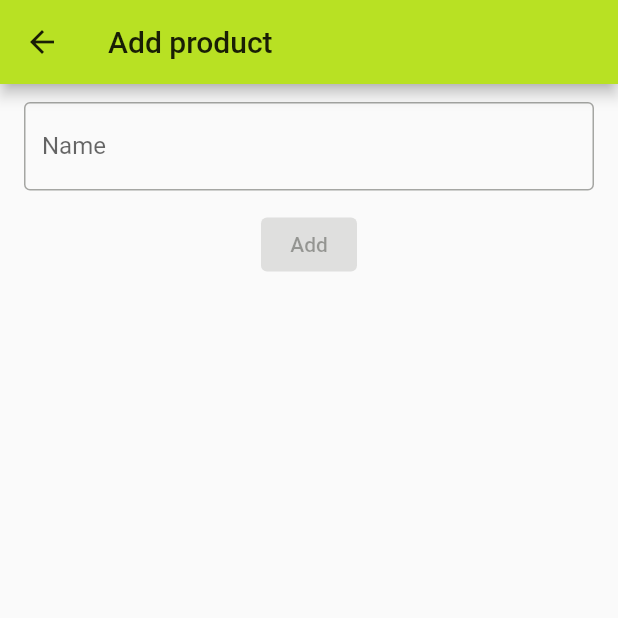
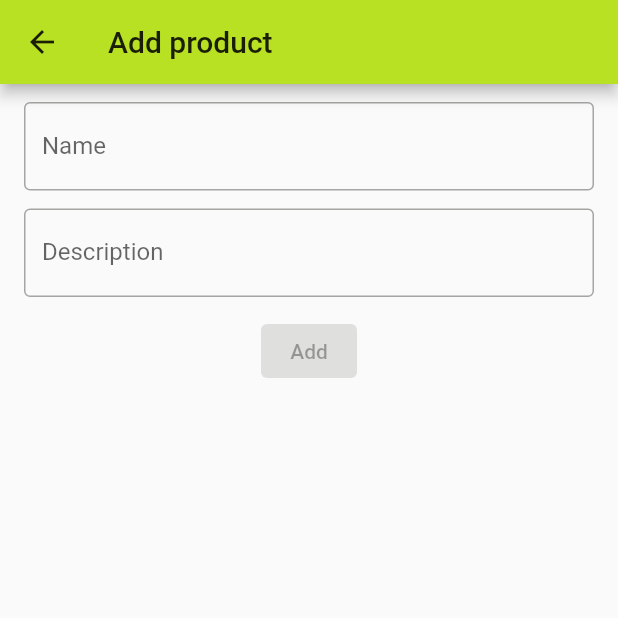
Before and after one commit to dbenitez-bcn/famlist, a Flutter app: the NewProductPage screen opened by its route, on a phone screen of 412 x 824 dp, the top half of it. Run offline on Flutter 3.47's test engine with Material 2 defaults, Android fonts, the phone set to English and light mode, and no system bars; our stand-ins replace cloud_firestore, firebase_analytics, firebase_auth, firebase_core, firebase_dynamic_links, google_mobile_ads and 4 more; accounts and stored records are empty; network calls fail; statements that could not run were skipped.

Commit message:
Add product description

```diff
--- a/lib/domain/product.dart
+++ b/lib/domain/product.dart
@@ -2,8 +2,10 @@ class Product {
   final String id;
   String title;
   int quantity;
+  String? description;
 
   Product.fromMap(this.id, Map<String, dynamic> data)
       : title = data["title"],
-        quantity = data["quantity"];
+        quantity = data["quantity"],
+        description  = data["description"];
 }
--- a/lib/i18n/ca.json
+++ b/lib/i18n/ca.json
@@ -17,5 +17,7 @@
   "product_label": "Producte",
   "update_label": "Editar",
   "app_share_deep_link_description": "Famlist! La manera mas fàcil de fer la compra.",
-  "share_list_link_description": "Uneix-te a la meva llista de la compra!"
+  "share_list_link_description": "Uneix-te a la meva llista de la compra!",
+  "product_description_hint_text": "(Opcional) Descripció del producte",
+  "product_description_label": "Descripció"
 }
--- a/lib/i18n/en.json
+++ b/lib/i18n/en.json
@@ -17,5 +17,7 @@
   "product_label": "Product",
   "update_label": "Edit",
   "app_share_deep_link_description": "Famlist! The easiest way to go shopping.",
-  "share_list_link_description": "Join my shopping list!"
+  "share_list_link_description": "Join my shopping list!",
+  "product_description_hint_text": "(Optional) Product description",
+  "product_description_label": "Description"
 }
--- a/lib/i18n/es.json
+++ b/lib/i18n/es.json
@@ -17,5 +17,7 @@
   "product_label": "Producto",
   "update_label": "Editar",
   "app_share_deep_link_description": "Famlist! La manera mas fácil de hacer la compra.",
-  "share_list_link_description": "Únete a mi lista de la compra!"
+  "share_list_link_description": "Únete a mi lista de la compra!",
+  "product_description_hint_text": "(Opcional) Descripción del producto",
+  "product_description_label": "Descripción"
 }
--- a/lib/i18n/fr.json
+++ b/lib/i18n/fr.json
@@ -17,5 +17,7 @@
   "product_label": "Producte",
   "update_label": "Éditer",
   "app_share_deep_link_description": "Famlist! La façon la plus simple de faire du shopping.",
-  "share_list_link_description": "Rejoignez ma liste des achats!"
+  "share_list_link_description": "Rejoignez ma liste des achats!",
+  "product_description_hint_text": "(Facultatif) Description du produit",
+  "product_description_label": "Description"
 }
--- a/lib/i18n/it.json
+++ b/lib/i18n/it.json
@@ -17,5 +17,7 @@
   "product_label": "Prodotto",
   "update_label": "Modifica",
   "app_share_deep_link_description": "Famlist! Il modo più semplice per fare acquisti",
-  "share_list_link_description": "Unisciti alla mia lista della spesa!"
+  "share_list_link_description": "Unisciti alla mia lista della spesa!",
+  "product_description_hint_text": "(Facoltativo) Descrizione del prodotto",
+  "product_description_label": "Descrizione"
 }
--- a/lib/i18n/pt.json
+++ b/lib/i18n/pt.json
@@ -17,5 +17,7 @@
   "product_label": "Producto",
   "update_label": "Editar",
   "app_share_deep_link_description": "Famlist! A maneira mais fácil de ir às compras.",
-  "share_list_link_description": "Junte-se à minha lista de compras!"
+  "share_list_link_description": "Junte-se à minha lista de compras!",
+  "product_description_hint_text": "(Opcional) Descrição do produto",
+  "product_description_label": "Descrição"
 }
--- a/lib/presentation/pages/new_product_page.dart
+++ b/lib/presentation/pages/new_product_page.dart
@@ -12,6 +12,7 @@ class NewProductPage extends StatefulWidget {
 
 class _NewProductPageState extends State<NewProductPage> {
   final TextEditingController _titleTextField = TextEditingController();
+  final TextEditingController _descriptionTextField = TextEditingController();
 
   @override
   Widget build(BuildContext context) {
@@ -33,6 +34,21 @@ class _NewProductPageState extends State<NewProductPage> {
                 ),
               ),
             ),
+            Padding(
+              padding: const EdgeInsets.only(bottom: 12.0),
+              child: TextField(
+                controller: _descriptionTextField,
+                keyboardType: TextInputType.multiline,
+                textCapitalization: TextCapitalization.sentences,
+                minLines: 1,
+                maxLines: 3,
+                decoration: InputDecoration(
+                  border: const OutlineInputBorder(),
+                  hintText: "product_description_hint_text".i18n(),
+                  labelText: "product_description_label".i18n(),
+                ),
+              ),
+            ),
             ValueListenableBuilder<TextEditingValue>(
               valueListenable: _titleTextField,
               builder: (context, value, child) {
@@ -42,7 +58,9 @@ class _NewProductPageState extends State<NewProductPage> {
                   onPressed: value.text.isNotEmpty && currentListId != null
                       ? () {
                           ListsService.addProduct(
-                              currentListId, _titleTextField.value.text);
+                              currentListId,
+                              _titleTextField.value.text,
+                              _descriptionTextField.value.text);
                           AppState.of(context).increaseProductAdded();
                           Navigator.pop(context);
                         }
--- a/lib/presentation/wigdet/product_view.dart
+++ b/lib/presentation/wigdet/product_view.dart
@@ -20,7 +20,6 @@ class ProductView extends StatelessWidget {
           borderRadius: BorderRadius.circular(5.0),
         ),
         child: ListTile(
-          // onTap: () =>,
           onTap: () {
             Navigator.push(
                 context,
@@ -28,6 +27,7 @@ class ProductView extends StatelessWidget {
                     builder: (context) => EditProductPage(_product)));
           },
           title: Text(_product.title),
+          subtitle: _product.description == null ? null : Text(_product.description!),
           trailing: GestureDetector(onTap: () =>
               ListsService.increaseQuantity(
                   AppState
--- a/lib/presentation/wigdet/products_list_view.dart
+++ b/lib/presentation/wigdet/products_list_view.dart
@@ -35,7 +35,9 @@ class ProductsListView extends StatelessWidget {
   }
 
   Widget _buildList(List<Product> products) {
-    return ListView.builder(
+    return Padding(
+      padding: const EdgeInsets.symmetric(vertical: 8.0),
+      child: ListView.builder(
         itemBuilder: (context, index) => Dismissible(
           key: Key(products[index].id),
           direction: DismissDirection.endToStart,
@@ -65,6 +67,7 @@ class ProductsListView extends StatelessWidget {
           child: ProductView(products[index]),
         ),
         itemCount: products.length,
+      ),
     );
   }
 }
--- a/lib/services/lists_service.dart
+++ b/lib/services/lists_service.dart
@@ -45,11 +45,13 @@ class ListsService {
     return SharedList(listDocument.id, listDocument.data()!["title"]);
   }
 
-  static addProduct(String listId, String title) {
+  static addProduct(String listId, String title, String? description) {
     FirebaseFirestore.instance.collection("lists/$listId/products").add({
       "title": title,
       "quantity": 1,
+      "description": description,
       "created_at": FieldValue.serverTimestamp(),
+
     });
   }
 
```
Lines whose indentation alone changed are shown as unchanged.
